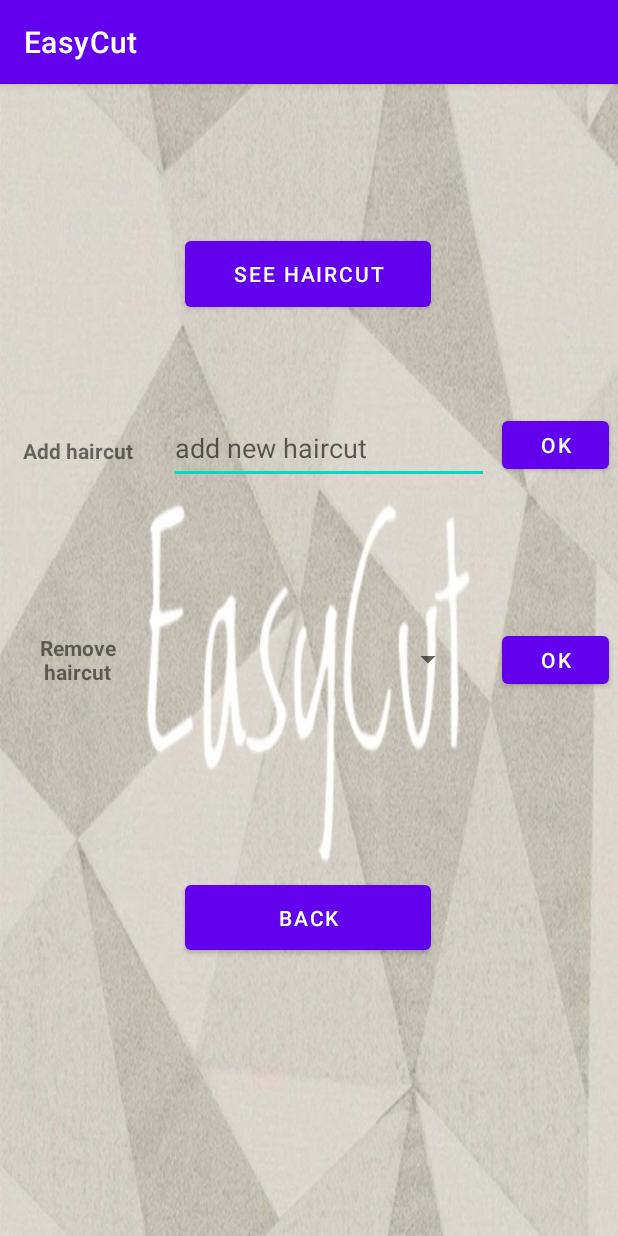
After one commit to Asif-Rot/EasyCut, an Android app: the AddDelHaircut screen opened directly, with no data from a screen before it, on a phone screen of 412 x 824 dp. The commit adds this screen. Run offline under Robolectric (Android 15) with nearby library versions, the light colour scheme and no system bars; our stand-ins replace Firebase (no records; nobody signed in at launch, a user with empty details on screens opened directly).

Commit message:
more func for hairstyle

```diff
--- a/app/src/main/AndroidManifest.xml
+++ b/app/src/main/AndroidManifest.xml
@@ -12,6 +12,9 @@
         android:roundIcon="@mipmap/ic_launcher_round"
         android:supportsRtl="true"
         android:theme="@style/Theme.EasyCut">
+        <activity
+            android:name=".AddDelHaircut"
+            android:exported="false" />
         <activity
             android:name=".Diary_HS"
             android:exported="false" />
--- /dev/null
+++ b/app/src/main/java/com/example/easycut/AddDelHaircut.java
@@ -0,0 +1,91 @@
+package com.example.easycut;
+
+import androidx.annotation.NonNull;
+import androidx.appcompat.app.AppCompatActivity;
+
+import android.app.AlertDialog;
+import android.app.Dialog;
+import android.content.Intent;
+import android.os.Bundle;
+import android.text.TextUtils;
+import android.view.View;
+import android.view.Window;
+import android.widget.Button;
+import android.widget.EditText;
+import android.widget.TextView;
+
+import com.example.easycut.callInterface.callBackProudct;
+import com.google.firebase.database.DataSnapshot;
+import com.google.firebase.database.DatabaseError;
+import com.google.firebase.database.FirebaseDatabase;
+import com.google.firebase.database.ValueEventListener;
+
+import java.util.LinkedList;
+import java.util.List;
+
+public class AddDelHaircut extends AppCompatActivity {
+    List<String> product_list = new LinkedList<>();
+
+    @Override
+    protected void onCreate(Bundle savedInstanceState) {
+        super.onCreate(savedInstanceState);
+        setContentView(R.layout.activity_add_del_haircut);
+        Button back = (Button) findViewById(R.id.back_hsScreen);
+        back.setOnClickListener(new View.OnClickListener() {
+            @Override
+            public void onClick(View v) {
+                Intent intent = new Intent(AddDelHaircut.this, Screen_HS.class);
+                startActivity(intent);
+            }
+        });
+
+        Button seeHaircut = (Button) findViewById(R.id.see_haircut);
+        /**
+         * fun to see kind of hair cut for hairstyle
+         */
+        seeHaircut.setOnClickListener(new View.OnClickListener() {
+            @Override
+            public void onClick(View v) {
+
+                FireBaseService.get_set_Product(new callBackProudct() {
+                    @Override
+                    public void callBackProudct(List<String> list) {
+                        product_list = list;
+                        /**
+                         * dialog for show kind of hair cut to hairstyle
+                         */
+                        AlertDialog.Builder mBulider = new AlertDialog.Builder(AddDelHaircut.this);
+                        View mView = getLayoutInflater().inflate(R.layout.dialog_show_prod, null);
+                        TextView show = (TextView) mView.findViewById(R.id.showProd);
+                        for (String n : product_list) {
+                            show.setText(show.getText() + "   * " + n.toString() + "\n" + "\n");
+                        }
+                        mBulider.setView(mView);
+                        AlertDialog dialog = mBulider.create();
+                        dialog.show();
+                    }
+                });
+
+            }
+        });
+        /**
+         * part for add new hair cut to data base by hairstyle
+         */
+        EditText add_haircut = (EditText) findViewById(R.id.editText_addHairCut);
+        Button ok_add = (Button) findViewById(R.id.ok_add);
+        ok_add.setOnClickListener(new View.OnClickListener() {
+            @Override
+            public void onClick(View v) {
+                String new_haircut = add_haircut.getText().toString();
+                if (TextUtils.isEmpty(new_haircut)) {
+                    add_haircut.setError("Need to add new hair cut ");
+                    add_haircut.requestFocus();
+                } else {
+                    //ֿFirebaseDatabase.getInstance().getReference().child("Product").child(new_haircut).setValue("1");
+                }
+            }
+        });
+
+
+    }
+}
--- /dev/null
+++ b/app/src/main/java/com/example/easycut/callInterface/callBackProudct.java
@@ -0,0 +1,7 @@
+package com.example.easycut.callInterface;
+
+import java.util.List;
+
+public interface callBackProudct {
+    void callBackProudct(List<String> list);
+}
--- /dev/null
+++ b/app/src/main/res/layout/activity_add_del_haircut.xml
@@ -0,0 +1,110 @@
+<?xml version="1.0" encoding="utf-8"?>
+<androidx.constraintlayout.widget.ConstraintLayout xmlns:android="http://schemas.android.com/apk/res/android"
+    xmlns:app="http://schemas.android.com/apk/res-auto"
+    xmlns:tools="http://schemas.android.com/tools"
+    android:layout_width="match_parent"
+    android:layout_height="match_parent"
+    tools:context=".AddDelHaircut"
+    android:background="@drawable/splashbackground">
+
+    <Button
+        android:id="@+id/ok_add"
+        android:layout_width="71dp"
+        android:layout_height="44dp"
+        android:text="OK"
+        app:layout_constraintBottom_toBottomOf="parent"
+        app:layout_constraintEnd_toEndOf="parent"
+        app:layout_constraintHorizontal_bias="0.982"
+        app:layout_constraintStart_toStartOf="parent"
+        app:layout_constraintTop_toTopOf="parent"
+        app:layout_constraintVertical_bias="0.302" />
+
+    <TextView
+        android:id="@+id/remove_haircut"
+        android:layout_width="98dp"
+        android:layout_height="45dp"
+        android:gravity="center"
+        android:text="Remove haircut"
+        android:textStyle="bold"
+        app:layout_constraintBottom_toBottomOf="parent"
+        app:layout_constraintEnd_toEndOf="parent"
+        app:layout_constraintHorizontal_bias="0.009"
+        app:layout_constraintStart_toStartOf="parent"
+        app:layout_constraintTop_toTopOf="parent" />
+
+    <Button
+        android:id="@+id/see_haircut"
+        android:layout_width="164dp"
+        android:layout_height="56dp"
+        android:text="see haircut"
+        app:layout_constraintBottom_toBottomOf="parent"
+        app:layout_constraintEnd_toEndOf="parent"
+        app:layout_constraintHorizontal_bias="0.497"
+        app:layout_constraintStart_toStartOf="parent"
+        app:layout_constraintTop_toTopOf="parent"
+        app:layout_constraintVertical_bias="0.139" />
+
+    <EditText
+        android:id="@+id/editText_addHairCut"
+        android:layout_width="wrap_content"
+        android:layout_height="wrap_content"
+        android:ems="10"
+        android:hint="add new haircut"
+        android:inputType="textPersonName"
+        android:minHeight="48dp"
+        app:layout_constraintBottom_toBottomOf="parent"
+        app:layout_constraintEnd_toEndOf="parent"
+        app:layout_constraintHorizontal_bias="0.567"
+        app:layout_constraintStart_toStartOf="parent"
+        app:layout_constraintTop_toTopOf="parent"
+        app:layout_constraintVertical_bias="0.304" />
+
+    <TextView
+        android:id="@+id/textView"
+        android:layout_width="98dp"
+        android:layout_height="45dp"
+        android:gravity="center"
+        android:text="Add haircut"
+        android:textStyle="bold"
+        app:layout_constraintBottom_toBottomOf="parent"
+        app:layout_constraintEnd_toEndOf="parent"
+        app:layout_constraintHorizontal_bias="0.009"
+        app:layout_constraintStart_toStartOf="parent"
+        app:layout_constraintTop_toTopOf="parent"
+        app:layout_constraintVertical_bias="0.307" />
+
+    <Spinner
+        android:id="@+id/spinner_remove"
+        android:layout_width="208dp"
+        android:layout_height="48dp"
+        app:layout_constraintBottom_toBottomOf="parent"
+        app:layout_constraintEnd_toEndOf="parent"
+        app:layout_constraintHorizontal_bias="0.497"
+        app:layout_constraintStart_toStartOf="parent"
+        app:layout_constraintTop_toTopOf="parent"
+        app:layout_constraintVertical_bias="0.499"
+        tools:ignore="SpeakableTextPresentCheck" />
+
+    <Button
+        android:id="@+id/back_hsScreen"
+        android:layout_width="164dp"
+        android:layout_height="55dp"
+        android:text="Back"
+        app:layout_constraintBottom_toBottomOf="parent"
+        app:layout_constraintEnd_toEndOf="parent"
+        app:layout_constraintHorizontal_bias="0.497"
+        app:layout_constraintStart_toStartOf="parent"
+        app:layout_constraintTop_toTopOf="parent"
+        app:layout_constraintVertical_bias="0.741" />
+
+    <Button
+        android:id="@+id/ok_remove"
+        android:layout_width="71dp"
+        android:layout_height="44dp"
+        android:text="OK"
+        app:layout_constraintBottom_toBottomOf="parent"
+        app:layout_constraintEnd_toEndOf="parent"
+        app:layout_constraintHorizontal_bias="0.982"
+        app:layout_constraintStart_toStartOf="parent"
+        app:layout_constraintTop_toTopOf="parent" />
+</androidx.constraintlayout.widget.ConstraintLayout>
```
Also changed, not shown: app/src/main/java/com/example/easycut/FireBaseService.java (+24 -1 lines), app/src/main/java/com/example/easycut/Screen_HS.java (+10 -0 lines), app/src/main/res/layout/activity_screen_hs.xml (+22 -1 lines), app/src/main/res/layout/dialog_show_prod.xml (added, +35 -0 lines).
